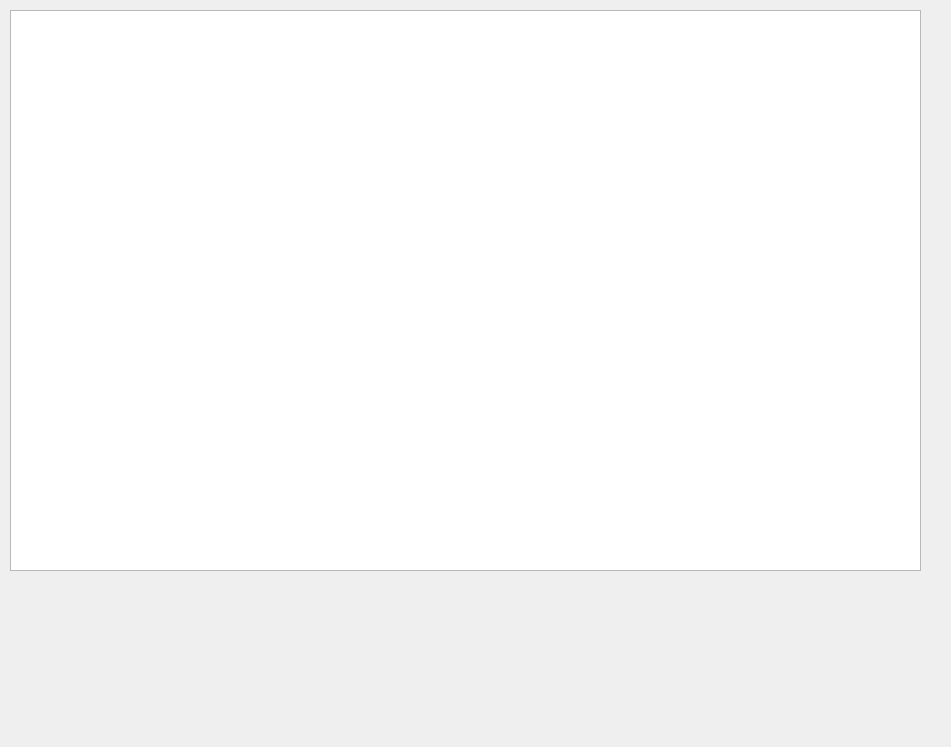
Tansor22/ComputerVision, file mainform.ui: the form before one commit.
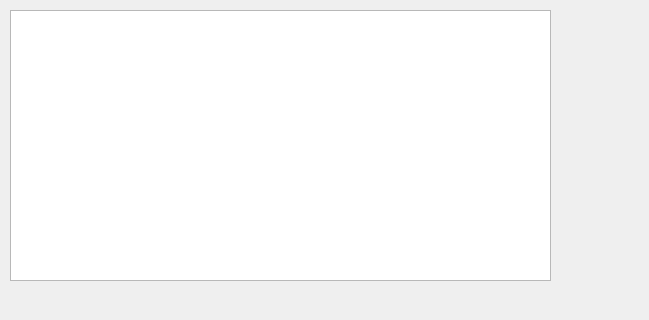
The form after the commit.

```diff
--- a/mainform.ui
+++ b/mainform.ui
@@ -6,8 +6,8 @@
    <rect>
     <x>0</x>
     <y>0</y>
-    <width>951</width>
-    <height>747</height>
+    <width>649</width>
+    <height>320</height>
    </rect>
   </property>
   <property name="windowTitle">
@@ -18,8 +18,8 @@
     <rect>
      <x>10</x>
      <y>10</y>
-     <width>911</width>
-     <height>561</height>
+     <width>541</width>
+     <height>271</height>
     </rect>
    </property>
   </widget>
```
